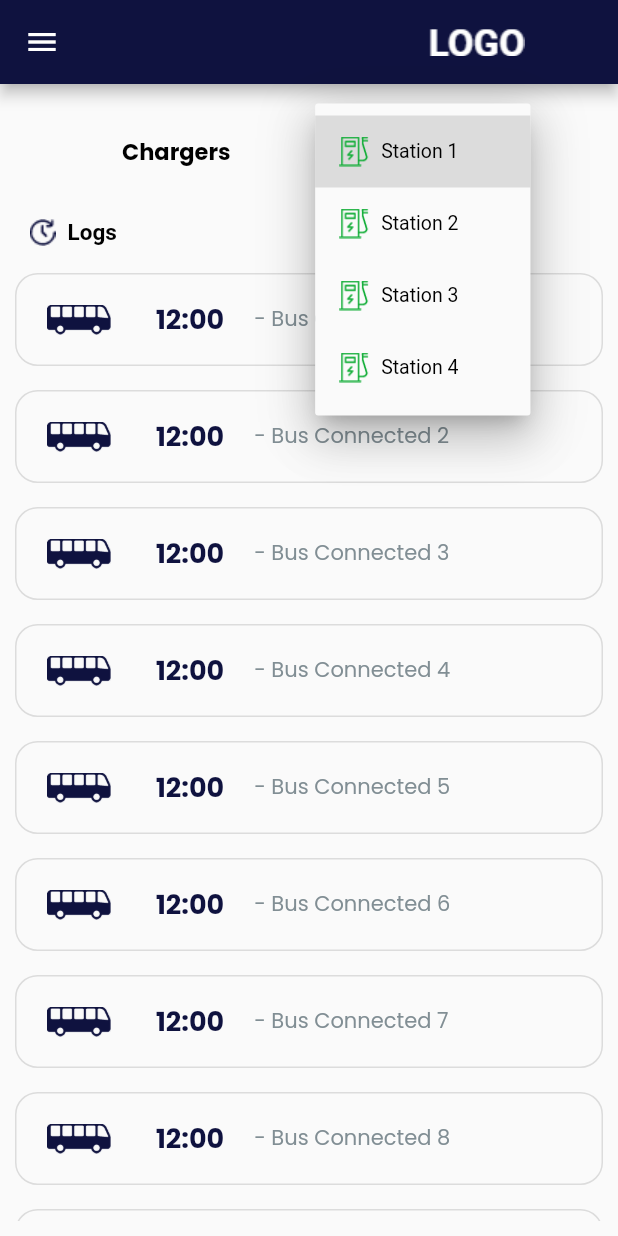
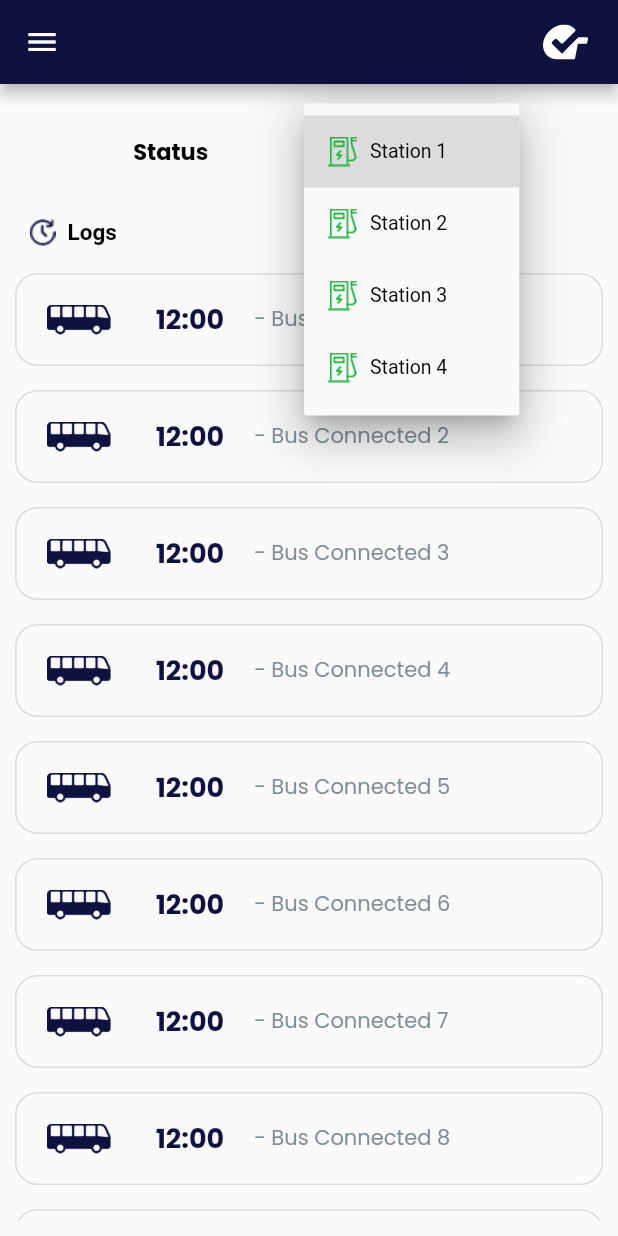
Before and after one commit to gssureshkumar/flutter_svcharge, a Flutter app: the statusPage screen opened directly, after a tap on "Station 1", on a phone screen of 412 x 824 dp. Run offline on Flutter 3.47's test engine with Material 2 defaults, Android fonts, the phone set to English and light mode, and no system bars; our stand-ins replace fl_chart, flutter_svg, google_fonts, shared_preferences; accounts and stored records are empty.

Commit message:
App icon and name changes

```diff
--- a/lib/fragments/statusPage.dart
+++ b/lib/fragments/statusPage.dart
@@ -2,6 +2,7 @@ import 'package:flutter/cupertino.dart';
 import 'package:flutter/material.dart';
 import 'package:flutter/services.dart';
 import 'package:flutter_app/navigationDrawer/navigationDrawer.dart';
+import 'package:flutter_svg/flutter_svg.dart';
 import 'package:google_fonts/google_fonts.dart';
 
 class statusPage extends StatefulWidget {
@@ -87,7 +88,10 @@ class _DynamicListViewScreenState extends State<statusPage> {
         appBar: AppBar(
           backgroundColor: Color(0xff0F123F),
           actions: <Widget>[
-            Image.asset('assets/white_logo.png'),
+            Container(
+                padding: EdgeInsets.fromLTRB(0,0,20,0),
+                child:SvgPicture.asset('assets/small_app_icon.svg', height:30, width: 30,color: Colors.white))
+
           ],
         ),
         drawer: navigationDrawer(),
@@ -105,7 +109,7 @@ class _DynamicListViewScreenState extends State<statusPage> {
                             Container(
                                 padding: EdgeInsets.all(10.0),
                                 alignment: Alignment.center,
-                                child: new Text("Chargers",
+                                child: new Text("Status",
                                     style: GoogleFonts.poppins(
                                       textStyle: TextStyle(
                                           fontWeight: FontWeight.w700,
--- a/lib/login_screen.dart
+++ b/lib/login_screen.dart
@@ -144,7 +144,7 @@ class _LoginScreenState extends State<LoginScreen> {
                               _passwordValidate = false;
                               _storeLoggedInStatus(true);
                               Navigator.of(context)
-                                  .push(MaterialPageRoute(builder: (context) {
+                                  .pushReplacement(MaterialPageRoute(builder: (context) {
                                 return chargeFleetPage();
                               }));
                             }
--- a/lib/navigationDrawer/navigationDrawer.dart
+++ b/lib/navigationDrawer/navigationDrawer.dart
@@ -5,6 +5,7 @@ import 'package:flutter_app/fragments/chagersPage.dart';
 import 'package:flutter_app/fragments/chargeFleetPage.dart';
 import 'package:flutter_app/fragments/optimizedPage.dart';
 import 'package:flutter_app/fragments/statusPage.dart';
+import 'package:flutter_app/widget/createDrawerBodyCornerItem.dart';
 import 'package:flutter_app/widget/createDrawerBodyDownItem.dart';
 import 'package:flutter_app/widget/createDrawerBodyNoItem.dart';
 import 'package:flutter_app/widget/createDrawerBodyUpItem.dart';
@@ -27,44 +28,46 @@ class navigationDrawer extends StatelessWidget {
                     child: ListView(
                       padding: EdgeInsets.zero,
                       children: <Widget>[
+
                         Container(
                             padding: EdgeInsets.fromLTRB(20, 20, 20, 0),
                             child: SvgPicture.asset('assets/image_logo.svg',
                                 alignment: Alignment.center,
                                 color: Colors.white)),
-                        createDrawerBodyDownItem(
-                            icon: 'assets/charger_fleet.png',
-                            text: 'Charge Fleet Management',
-                            onTap: () => Navigator.push(
-                                context,
-                                new MaterialPageRoute(
-                                    builder: (context) =>
-                                        new chargeFleetPage()))),
-                        createDrawerBodyNoItem(
-                            icon: 'assets/status.png',
-                            text: 'Status',
-                            onTap: () => Navigator.push(
-                                context,
-                                new MaterialPageRoute(
-                                    builder: (context) => new statusPage()))),
-                        createDrawerBodyItem(
+                        createDrawerBodyCornerItem(
                             icon: 'assets/charger.png',
                             text: 'Chargers',
                             onTap: () => Navigator.push(
                                 context,
                                 new MaterialPageRoute(
-                                    builder: (context) => new chargerPage()))),
+                                    builder: (context) => new chargeFleetPage()))),
+                        createDrawerBodyDownItem(
+                            icon: 'assets/charger_fleet.png',
+                            text: 'Charge Fleet Management',
+                            onTap: () => Navigator.pushReplacement(
+                                context,
+                                new MaterialPageRoute(
+                                    builder: (context) =>
+                                        new statusPage()))),
+                        createDrawerBodyNoItem(
+                            icon: 'assets/status.png',
+                            text: 'Status',
+                            onTap: () => Navigator.pushReplacement(
+                                context,
+                                new MaterialPageRoute(
+                                    builder: (context) => new statusPage()))),
+
                         createDrawerBodyItem(
                             icon: 'assets/buses.png',
                             text: 'Buses',
-                            onTap: () => Navigator.push(
+                            onTap: () => Navigator.pushReplacement(
                                 context,
                                 new MaterialPageRoute(
                                     builder: (context) => new busesPage()))),
                         createDrawerBodyUpItem(
                             icon: 'assets/optimized.png',
                             text: 'Optimized',
-                            onTap: () => Navigator.push(
+                            onTap: () => Navigator.pushReplacement(
                                 context,
                                 new MaterialPageRoute(
                                     builder: (context) =>
--- /dev/null
+++ b/lib/widget/createDrawerBodyCornerItem.dart
@@ -0,0 +1,35 @@
+import 'package:flutter/cupertino.dart';
+import 'package:flutter/material.dart';
+
+Widget createDrawerBodyCornerItem(
+    {String icon, String text, GestureTapCallback onTap}) {
+  return Padding(
+      padding:  EdgeInsets.fromLTRB(15,0,15,0),
+      child: new GestureDetector(
+        onTap: onTap,
+        child: Container(
+          padding: EdgeInsets.all(20),
+          decoration: BoxDecoration(
+              color: Color(0xff47496B),
+              borderRadius: BorderRadius.only(topRight:  Radius.circular(15), topLeft: Radius.circular(15))),
+          child: Row(
+            children: <Widget>[
+              Image.asset(
+                icon,
+                fit: BoxFit.cover,
+                width: 20,
+                height: 20,
+              ),
+              Padding(
+                padding: EdgeInsets.only(left: 8.0),
+                child: Text(text,
+                    style: TextStyle(
+                        fontWeight: FontWeight.w400,
+                        color: Colors.white,
+                        fontSize: 13)),
+              )
+            ],
+          ),
+        ),
+      ));
+}
--- a/lib/widget/createDrawerBodyDownItem.dart
+++ b/lib/widget/createDrawerBodyDownItem.dart
@@ -11,7 +11,7 @@ Widget createDrawerBodyDownItem(
       padding: EdgeInsets.all(20),
       decoration: BoxDecoration(
           color: Color(0xff47496B),
-          borderRadius: BorderRadius.only(topRight:  Radius.circular(15), topLeft: Radius.circular(15))),
+          borderRadius: BorderRadius.all(Radius.circular(0))),
       child: Row(
         children: <Widget>[
 
```
Also changed, not shown: lib/fragments/busesPage.dart (+5 -2 lines), lib/fragments/chargeFleetPage.dart (+35 -47 lines), lib/fragments/optimizedPage.dart (+8 -1 lines), lib/main.dart (+4 -6 lines), pubspec.yaml (+21 -10 lines), assets/ic_launcher.png (added), assets/small_app_icon.svg (added), pubspec.lock, 6 other files.
